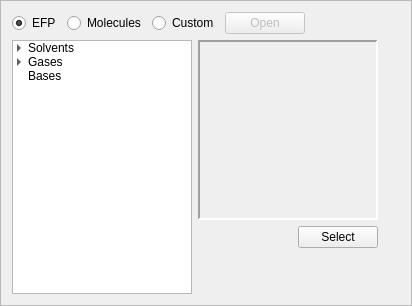
First picture: the form in src/FragmentTable.ui, repository nutjunkie/IQmol, before the edit.
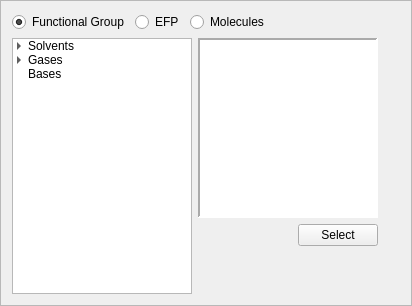
Second picture: the form after the edit.

```diff
--- a/src/FragmentTable.ui
+++ b/src/FragmentTable.ui
@@ -22,13 +22,23 @@
   <layout class="QVBoxLayout" name="verticalLayout_2">
    <item>
     <layout class="QHBoxLayout" name="horizontalLayout_4">
+     <item>
+      <widget class="QRadioButton" name="functionalGroupsButton">
+       <property name="text">
+        <string>Functional Group</string>
+       </property>
+       <property name="checked">
+        <bool>true</bool>
+       </property>
+      </widget>
+     </item>
      <item>
       <widget class="QRadioButton" name="efpButton">
        <property name="text">
         <string>EFP</string>
        </property>
        <property name="checked">
-        <bool>true</bool>
+        <bool>false</bool>
        </property>
       </widget>
      </item>
@@ -39,23 +49,6 @@
        </property>
       </widget>
      </item>
-     <item>
-      <widget class="QRadioButton" name="customButton">
-       <property name="text">
-        <string>Custom</string>
-       </property>
-      </widget>
-     </item>
-     <item>
-      <widget class="QPushButton" name="openButton">
-       <property name="enabled">
-        <bool>false</bool>
-       </property>
-       <property name="text">
-        <string>Open</string>
-       </property>
-      </widget>
-     </item>
      <item>
       <spacer name="horizontalSpacer_4">
        <property name="orientation">
@@ -185,6 +178,9 @@
            <height>180</height>
           </size>
          </property>
+         <property name="styleSheet">
+          <string>background: white</string>
+         </property>
          <property name="frameShape">
           <enum>QFrame::Panel</enum>
          </property>
```
Left out of the diff: 21 changed lines with no effect on the pictures.
